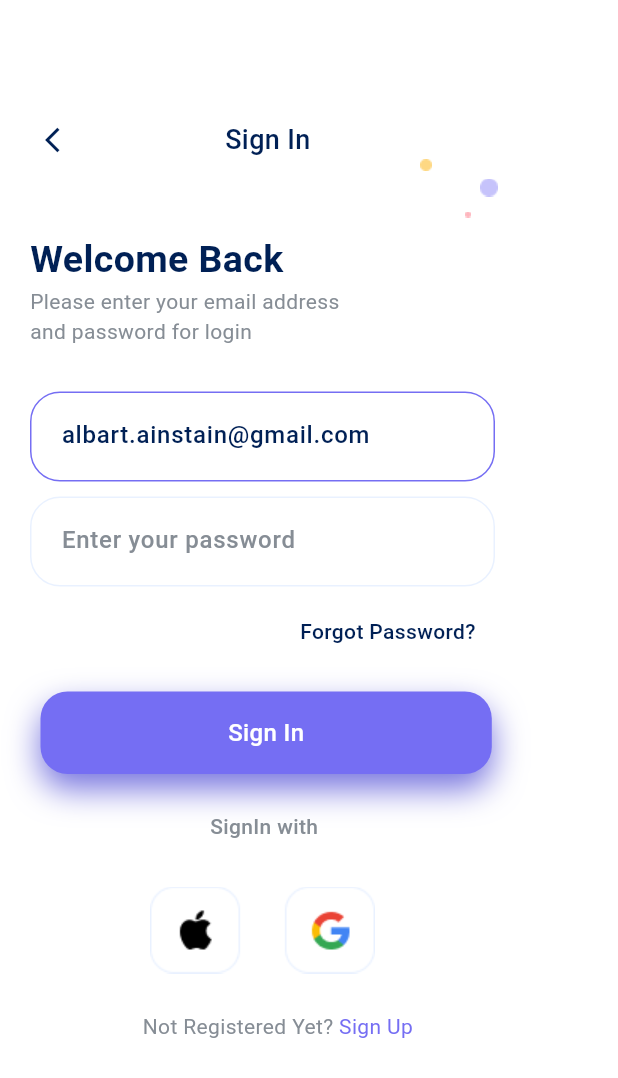
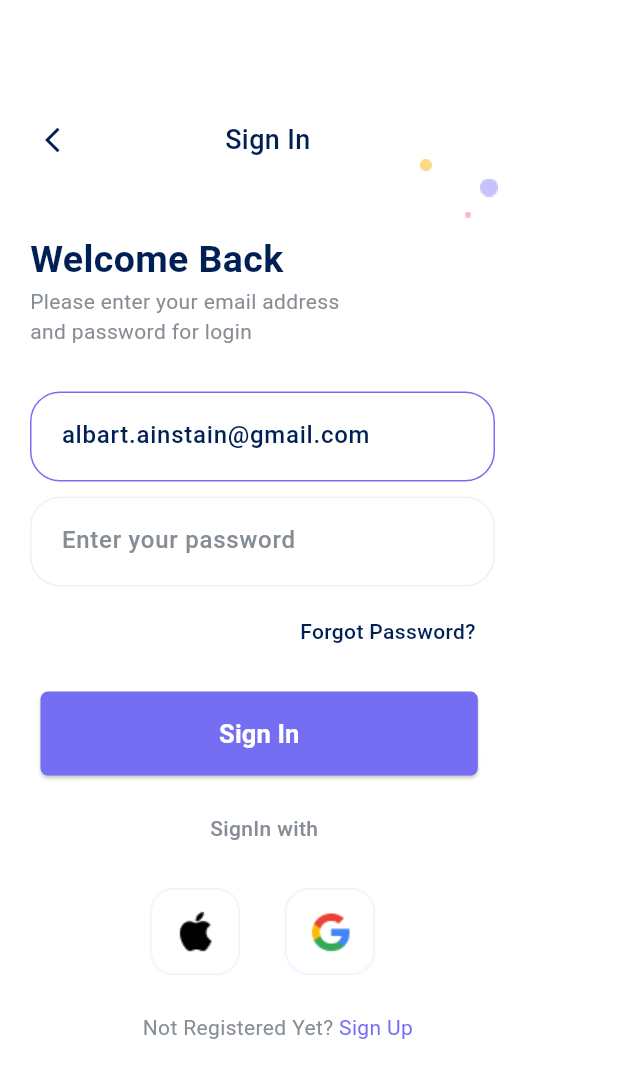
Before and after one commit to adeenazara2002/Flutter-final-project, a Flutter app: the SignIn screen opened directly, on a phone screen of 412 x 824 dp. Shown: the top 1078 px of the screen. Run offline on Flutter 3.47's test engine with Material 3 defaults, Android fonts, the phone set to English and light mode, and no system bars; our stand-ins replace cloud_firestore, firebase_auth, firebase_core; accounts and stored records are empty.

Commit message:
Sign Up modified

```diff
--- a/lib/Screens/signIn.dart
+++ b/lib/Screens/signIn.dart
@@ -1,4 +1,6 @@
+import 'package:firebase_auth/firebase_auth.dart';
 import 'package:flutter/material.dart';
+import 'package:flutterfinalproject/Screens/settings.dart';
 import 'package:flutterfinalproject/Screens/signUp.dart';
 
 class SignIn extends StatefulWidget {
@@ -9,6 +11,34 @@ class SignIn extends StatefulWidget {
 }
 
 class _SignInState extends State<SignIn> {
+  final TextEditingController _emailController = TextEditingController();
+  final TextEditingController _passwordController = TextEditingController();
+  bool _passwordVisible = false;
+
+  // Firebase instance
+
+    final FirebaseAuth _auth = FirebaseAuth.instance;
+
+  void _signIn() async {
+    try {
+      // Sign in with email and password
+      await _auth.signInWithEmailAndPassword(
+        email: _emailController.text,
+        password: _passwordController.text,
+      );
+
+      // Navigate to Home screen
+      Navigator.pushReplacement(
+        context,
+        MaterialPageRoute(builder: (context) => Settings()),
+      );
+    } catch (e) {
+      print(e);
+      // You might want to show an error message here
+    }
+  }
+
+
   @override
   Widget build(BuildContext context) {
     return Scaffold(
@@ -120,8 +150,7 @@ class _SignInState extends State<SignIn> {
                       ),
                     ),
                     child: TextField(
-                      // controller: passwordController,
-                      obscureText: true,
+                      controller: _emailController,
                       decoration: InputDecoration(
                         hintText: 'albart.ainstain@gmail.com',
                         hintStyle: TextStyle(
@@ -158,7 +187,7 @@ class _SignInState extends State<SignIn> {
                       ),
                     ),
                     child: TextField(
-                      // controller: passwordController,
+                      controller: _passwordController,
                       obscureText: true,
                       decoration: InputDecoration(
                         hintText: 'Enter your password',
@@ -175,6 +204,7 @@ class _SignInState extends State<SignIn> {
                       style: TextStyle(
                         color: Color.fromRGBO(134, 141, 149, 1),
                       ),
+
                     ),
                   )
                 ],
@@ -200,38 +230,28 @@ class _SignInState extends State<SignIn> {
               Row(
                 children: [
                   Padding(padding: EdgeInsets.only(left: 27)),
-                  GestureDetector(
-                    onTap: () {
-
-                    },
-                    child: Container(
-                      decoration: BoxDecoration(
-                        color: Color.fromRGBO(117, 110, 243, 1),
-                        borderRadius: BorderRadius.circular(18.0),
-                        boxShadow: [
-                          BoxShadow(
-                            color: Color.fromRGBO(
-                                84, 81, 214, 0.8), // Darker shadow color
-                            offset: Offset(0, 10), // Move the shadow down
-                            blurRadius:
-                                18.0, // Increase blur radius for a softer look
+                  ElevatedButton(
+                        onPressed: _signIn,
+                        style: ElevatedButton.styleFrom(
+                          backgroundColor: Color.fromRGBO(117, 110, 243, 1),
+                          foregroundColor: Colors.white,
+                          // backgroundColor: AppColors.pinkColor,
+                          // foregroundColor: AppColors.screenColor,
+                          shape: RoundedRectangleBorder(
+                            borderRadius: BorderRadius.circular(5.0),
                           ),
-                        ],
-                      ),
-                      padding: const EdgeInsets.symmetric(
-                          horizontal: 125.0, vertical: 16.0),
-                      child: Center(
-                        child: Text(
-                          'Sign In',
-                          style: TextStyle(
-                            fontSize: 16.0,
-                            fontWeight: FontWeight.w500,
-                            color: Colors.white,
+                        ),
+                        child: Padding(
+                          padding: const EdgeInsets.symmetric(
+                              horizontal: 95.0, vertical: 16.0),
+                          child: Text(
+                            'Sign In',
+                            style: TextStyle(
+                                fontSize: 17.0, fontWeight: FontWeight.w600),
                           ),
                         ),
                       ),
-                    ),
-                  ),
+
                 ],
               ),
               SizedBox(
@@ -274,12 +294,9 @@ class _SignInState extends State<SignIn> {
                   ),
                   InkWell(
                     onTap: () {
-
                       Navigator.push(
                         context,
-                        MaterialPageRoute(
-                            builder: (context) =>
-                                SignUp()),
+                        MaterialPageRoute(builder: (context) => SignUp()),
                       );
                     },
                     child: Text(
--- a/pubspec.yaml
+++ b/pubspec.yaml
@@ -35,6 +35,9 @@ dependencies:
   # The following adds the Cupertino Icons font to your application.
   # Use with the CupertinoIcons class for iOS style icons.
   cupertino_icons: ^1.0.6
+  firebase_core: ^3.4.0
+  firebase_auth: ^5.2.0
+  cloud_firestore: ^5.4.0
 
 dev_dependencies:
   flutter_test:
```
Also changed, not shown: lib/Screens/signUp.dart (+101 -29 lines), lib/Services/authFunctionsLogin.dart (added, +37 -0 lines), lib/Services/authFunctionsSignUp.dart (added, +37 -0 lines), lib/Services/firebaseFunctions.dart (added, +16 -0 lines), lib/main.dart (+8 -8 lines), firebase.json (added), lib/firebase_options.dart (added), pubspec.lock, 6 other files.
